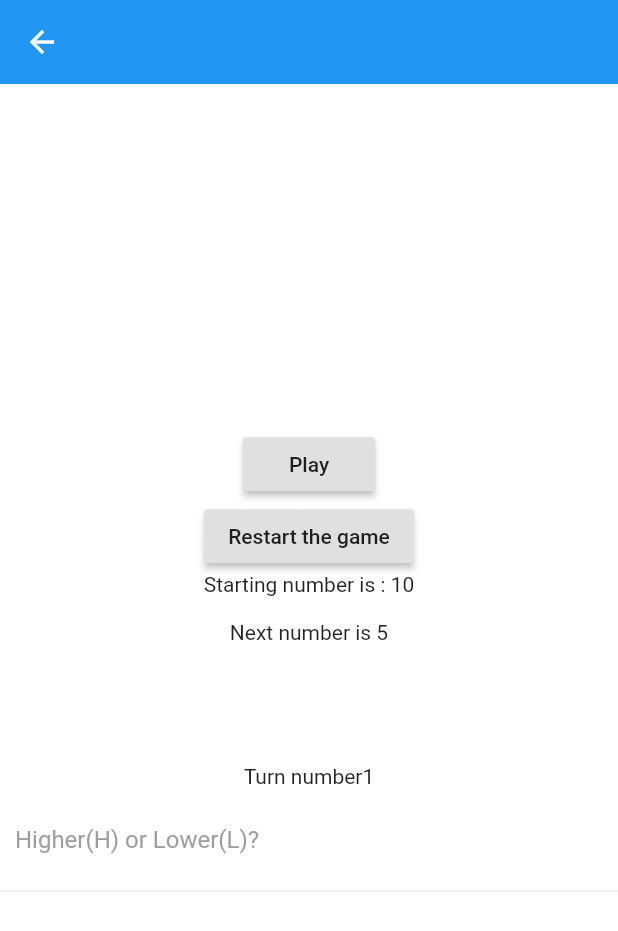
After one commit to ahmed425/The-little-book-of-programming-challenges-solutions-in-one-flutter-application, a Flutter app: the Challenge14 screen opened directly, after a tap on "Play", on a phone screen of 412 x 824 dp. The commit adds this screen. Shown: the top 931 px of the screen. Run offline on Flutter 3.47's test engine with Material 2 defaults, Android fonts, the phone set to English and light mode, and no system bars.

Commit message:
Challenge 14

```diff
--- a/lib/widgets/challenge_13.dart
+++ b/lib/widgets/challenge_13.dart
@@ -20,7 +20,7 @@ class _Challenge13State extends State<Challenge13> {
   int player = 0;
   int comp;
 
-@override
+  @override
   Widget build(BuildContext context) {
     return Scaffold(
       appBar: AppBar(
--- /dev/null
+++ b/lib/widgets/challenge_14.dart
@@ -0,0 +1,426 @@
+import 'dart:math';
+
+import 'package:flutter/cupertino.dart';
+import 'package:flutter/material.dart';
+
+List<int> text = [1, 2, 3, 4];
+var choice = '';
+Random rnd = new Random();
+int turns = 10;
+//int lives = 2;
+int n1 = 0;
+int n2_1;
+int n2_2;
+int n2_3;
+int n2_4;
+int n2_5;
+int n2_6;
+int n2_7;
+int n2_8;
+int n2_9;
+
+const String HOL = 'Higher(H) or Lower(L)?';
+
+class Challenge14 extends StatefulWidget {
+  @override
+  _Challenge14State createState() => _Challenge14State();
+}
+
+class _Challenge14State extends State<Challenge14> {
+  String _startingText = '';
+  String _invalid = '';
+
+  String _loseMsg1 = '';
+  String _loseMsg2 = '';
+
+  String _livesMsg1 = '';
+  String _livesMsg2 = '';
+
+  String _nxtMsg = '';
+
+  String _winMsg = '';
+  var _clicked = 0;
+
+  @override
+  Widget build(BuildContext context) {
+    var _choiceController;
+
+    return Scaffold(
+      appBar: AppBar(
+        backgroundColor: Colors.blue,
+        elevation: 0,
+        iconTheme: IconThemeData(
+          color: Colors.white, //change your color here
+        ),
+      ),
+      backgroundColor: Colors.white,
+      body: Center(
+        child: SingleChildScrollView(
+          child: Column(
+            children: <Widget>[
+//              Container(
+//                child: Text('You have 2 lives'),
+//              ),
+              RaisedButton(
+                child: Text('Play'),
+                onPressed: () {
+                  if (_clicked == 0) {
+                    n1 = rnd.nextInt(13) + 1;
+                  }
+                  play();
+                },
+              ),
+              RaisedButton(
+                child: Text('Restart the game'),
+                onPressed: () {
+                  setState(() {
+                    _clicked = 0;
+                    _startingText = '';
+                    _nxtMsg = '';
+                    _loseMsg2 = '';
+                    _loseMsg1 = '';
+                    _winMsg = '';
+                    _livesMsg1 = '';
+                    _invalid = '';
+                  });
+                },
+              ),
+
+              _startingText != '' ? Text(_startingText) : Text(''),
+              _invalid != '' ? Text(_invalid) : Text(''),
+              _nxtMsg != '' ? Text(_nxtMsg) : Text(''),
+
+//              for (var i in text) Text(i.toString()),
+              _loseMsg1 != '' ? Text(_loseMsg1) : Text(''),
+              _winMsg != '' ? Text(_winMsg) : Text(''),
+              _loseMsg2 != '' ? Text(_loseMsg2) : Text(''),
+
+              _livesMsg1 != '' ? Text(_livesMsg1) : Text(''),
+              _livesMsg2 != '' ? Text(_livesMsg2) : Text(''),
+              _clicked != 0
+                  ? Text("Turn number" + _clicked.toString())
+                  : Text(''),
+              Container(
+                padding: EdgeInsets.all(10),
+                decoration: BoxDecoration(
+                    border:
+                        Border(bottom: BorderSide(color: Colors.grey[200]))),
+                child: TextField(
+                  onChanged: (value) {
+                    choice = value;
+                    print(choice);
+                  },
+                  controller: _choiceController,
+                  decoration: InputDecoration(
+                      border: InputBorder.none,
+                      hintText: "Higher(H) or Lower(L)?",
+                      hintStyle: TextStyle(color: Colors.grey)),
+                ),
+              ),
+            ],
+          ),
+        ),
+      ),
+    );
+  }
+
+  play() {
+    setState(() {
+      _clicked++;
+    });
+    if (_clicked == 1) {
+      setState(() {
+        _startingText = "Starting number is : " + n1.toString();
+      });
+      n2_1 = rnd.nextInt(13) + 1;
+      setState(() {
+        _nxtMsg = "Next number is " + n2_1.toString();
+      });
+      if (choice == "H" && n2_1 < n1) {
+        setState(() {
+          _loseMsg1 =
+              'You lose,try again from the beginning , press restart then play';
+        });
+      } else if (choice == "L" && n2_1 > n1) {
+        setState(() {
+          _loseMsg2 =
+              'You lose,try again from the beginning , press restart then play';
+        });
+      }
+
+//      else {
+//        n2_1 = rnd.nextInt(13) + 1;
+//
+//        setState(() {
+//          _nxtMsg = 'Next number   ' + n2_1.toString();
+//        });
+//      }
+    } else if (_clicked == 2) {
+      n2_2 = rnd.nextInt(13) + 1;
+      setState(() {
+        _nxtMsg = 'Next number   ' + n2_2.toString();
+      });
+      if (choice == "H" && n2_2 < n2_1) {
+        setState(() {
+          _loseMsg1 =
+              'You lose,try again from the beginning , press restart then play';
+        });
+      } else if (choice == "L" && n2_2 > n2_1) {
+        setState(() {
+          _loseMsg2 =
+              'You lose,try again from the beginning , press restart then play';
+        });
+      }
+    } else if (_clicked == 3) {
+      n2_3 = rnd.nextInt(13) + 1;
+      setState(() {
+        _nxtMsg = 'Next number   ' + n2_3.toString();
+      });
+      if (choice == "H" && n2_3 < n2_2) {
+        setState(() {
+          _loseMsg1 =
+              'You lose,try again from the beginning , press restart then play';
+        });
+      } else if (choice == "L" && n2_3 > n2_2) {
+        setState(() {
+          _loseMsg2 =
+              'You lose,try again from the beginning , press restart then play';
+        });
+      }
+    } else if (_clicked == 4) {
+      n2_4 = rnd.nextInt(13) + 1;
+      setState(() {
+        _nxtMsg = 'Next number   ' + n2_4.toString();
+      });
+      if (choice == "H" && n2_4 < n2_3) {
+        setState(() {
+          _loseMsg1 =
+              'You lose,try again from the beginning , press restart then play';
+        });
+      } else if (choice == "L" && n2_4 > n2_3) {
+        setState(() {
+          _loseMsg2 =
+              'You lose,try again from the beginning , press restart then play';
+        });
+      }
+    } else if (_clicked == 5) {
+      n2_5 = rnd.nextInt(13) + 1;
+      setState(() {
+        _nxtMsg = 'Next number   ' + n2_5.toString();
+      });
+      if (choice == "H" && n2_5 < n2_4) {
+        setState(() {
+          _loseMsg1 =
+              'You lose,try again from the beginning , press restart then play';
+        });
+      } else if (choice == "L" && n2_5 > n2_4) {
+        setState(() {
+          _loseMsg2 =
+              'You lose,try again from the beginning , press restart then play';
+        });
+      }
+    } else if (_clicked == 6) {
+      n2_6 = rnd.nextInt(13) + 1;
+      setState(() {
+        _nxtMsg = 'Next number   ' + n2_6.toString();
+      });
+      if (choice == "H" && n2_6 < n2_5) {
+        setState(() {
+          _loseMsg1 =
+              'You lose,try again from the beginning , press restart then play';
+        });
+      } else if (choice == "L" && n2_6 > n2_5) {
+        setState(() {
+          _loseMsg2 =
+              'You lose,try again from the beginning , press restart then play';
+        });
+      }
+    } else if (_clicked == 7) {
+      n2_7 = rnd.nextInt(13) + 1;
+      setState(() {
+        _nxtMsg = 'Next number   ' + n2_7.toString();
+      });
+      if (choice == "H" && n2_7 < n2_6) {
+        setState(() {
+          _loseMsg1 =
+              'You lose,try again from the beginning , press restart then play';
+        });
+      } else if (choice == "L" && n2_7 > n2_6) {
+        setState(() {
+          _loseMsg2 =
+              'You lose,try again from the beginning , press restart then play';
+        });
+      }
+    } else if (_clicked == 8) {
+      n2_8 = rnd.nextInt(13) + 1;
+      setState(() {
+        _nxtMsg = 'Next number   ' + n2_8.toString();
+      });
+      if (choice == "H" && n2_8 < n2_7) {
+        setState(() {
+          _loseMsg1 =
+              'You lose,try again from the beginning , press restart then play';
+        });
+      } else if (choice == "L" && n2_8 > n2_7) {
+        setState(() {
+          _loseMsg2 =
+              'ou lose,try again from the beginning , press restart then play';
+        });
+      }
+    } else if (_clicked == 9) {
+      n2_9 = rnd.nextInt(13) + 1;
+      setState(() {
+        _nxtMsg = 'Next number   ' + n2_9.toString();
+      });
+      if (choice == "H" && n2_9 < n2_8) {
+        setState(() {
+          _loseMsg1 =
+              'You lose,try again from the beginning , press restart then play';
+        });
+      } else if (choice == "L" && n2_9 > n2_8) {
+        setState(() {
+          _loseMsg2 =
+              'You lose,try again from the beginning , press restart then play ';
+        });
+      }
+    }
+
+    if (_clicked == 10 && _loseMsg1 == '' && _loseMsg2 == '') {
+      setState(() {
+        _winMsg = 'You win';
+      });
+    }
+  }
+//
+////    if(turns > 0 && lives > 0) {
+//    //Next Number
+//    for (int i = 10; i > 0; i--) {
+//      turns--;
+//      n1 = rnd.nextInt(13) + 1;
+//      setState(() {
+//        _startingText = "Starting number is : " + n1.toString();
+//      });
+//      n2 = rnd.nextInt(13) + 1;
+////      Fluttertoast.showToast(
+////        msg: "Enter Higher(H) or Lower(L)? in the text field and press play",
+////        toastLength: Toast.LENGTH_LONG,
+////      );
+//
+////      System.out.print("Higher(H) or Lower(L)?");
+//////      String choice = in.nextLine();
+////      if (choice != "L" && choice != "H") {
+////        setState(() {
+////          print('invalid');
+////          _invalid = 'Invalid input. Higher(H) or Lower(L)?';
+////        });
+//
+////    System.out.print("Invalid input. Higher(H) or Lower(L)?");
+////    choice = in.nextLine();
+////      }
+//
+//      if (choice == "H" && n2 < n1) {
+//        setState(() {
+//          _loseMsg1 = 'You lose';
+//        });
+////        break;
+////        Fluttertoast.showToast(
+////          msg: "You lose",
+////          toastLength: Toast.LENGTH_LONG,
+////        );
+////    System.out.println("You lose");
+////        lives--;
+////        setState(() {
+////          _livesMsg1 = 'You have ' + lives.toString() + 'lives';
+////        });
+////        Fluttertoast.showToast(
+////          msg: "You have " + lives.toString() + " lives",
+////          toastLength: Toast.LENGTH_LONG,
+////        );
+////    System.out.println("You have " + lives + " lives");
+//      } else if (choice == "L" && n2 > n1) {
+//        setState(() {
+//          _loseMsg2 = 'You lose';
+//        });
+////        break;
+////    System.out.println("You lose");
+////        lives--;
+////        setState(() {
+////          _livesMsg2 = 'You have ' + lives.toString() + 'lives';
+////        });
+////        Fluttertoast.showToast(
+////          msg: "You have " + lives.toString() + " lives",
+////          toastLength: Toast.LENGTH_LONG,
+////        );
+////    System.out.println("You have " + lives + " lives");
+//      } else {
+//        n2 = rnd.nextInt(13) + 1;
+//
+//        setState(() {
+//          _nxtMsg = 'Next number   ' + n2.toString();
+//        });
+////        Fluttertoast.showToast(
+////          msg: "Next number  + n2.toString()",
+////          toastLength: Toast.LENGTH_LONG,
+////        );
+////    System.out.println("Next number " + n2);
+////      n1 = rnd.nextInt(13) + 1;
+//      }
+//    }
+////    System.out.println();
+//    if (turns == 0) {
+//      setState(() {
+//        _winMsg = 'You win';
+//      });
+//        Fluttertoast.showToast(
+//          msg: "You win",
+//          toastLength: Toast.LENGTH_LONG,
+//        );
+//    System.out.println("You win");
+//        break;
+
+}
+
+//class Challenge14 {
+//
+//
+// static Random rnd = new Random();
+//  int turns = 10, lives = 2,  n2;
+//
+////  System.out.println("You have 2 lives");
+// int  n1 = rnd.nextInt(13) + 1;
+////  System.out.println("Starting number: " + n1);
+//
+//  while(turns > 0 && lives > 0){
+//  n2 = rnd.nextInt(13) + 1;
+//  System.out.print("Higher(H) or Lower(L)?");
+//  String choice = in.nextLine();
+//  while(!choice.equals("L") && !choice.equals("H")){
+//  System.out.print("Invalid input. Higher(H) or Lower(L)?");
+//  choice = in.nextLine();
+//  }
+//
+//  if(choice.equals("H") && n2 < n1){
+//  System.out.println("You lose");
+//  lives--;
+//  System.out.println("You have " + lives + " lives");
+//  }
+//  else if(choice.equals("L") && n2 > n1){
+//  System.out.println("You lose");
+//  lives--;
+//  System.out.println("You have " + lives + " lives");
+//  }
+//  else{
+//  System.out.println("Next number " + n2);
+//  n1 = rnd.nextInt(13) + 1;
+//  }
+//  turns--;
+//  System.out.println();
+//  if(turns == 0 && lives > 0){
+//  System.out.println("You win");
+//  }
+//
+//  }
+//
+//  in.close();
+//  }
+//
--- a/pubspec.yaml
+++ b/pubspec.yaml
@@ -23,6 +23,7 @@ environment:
 dependencies:
   flutter:
     sdk: flutter
+  fluttertoast: ^4.0.1
 
 
   # The following adds the Cupertino Icons font to your application.
```
Also changed, not shown: lib/widgets/home.dart (+10 -0 lines), pubspec.lock.
